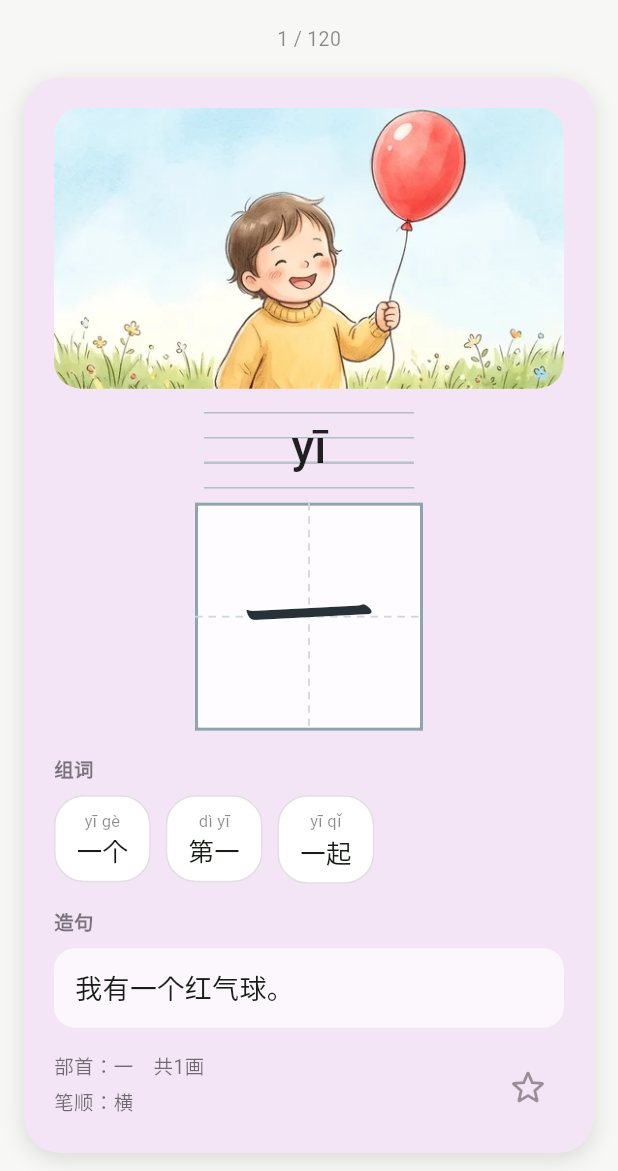
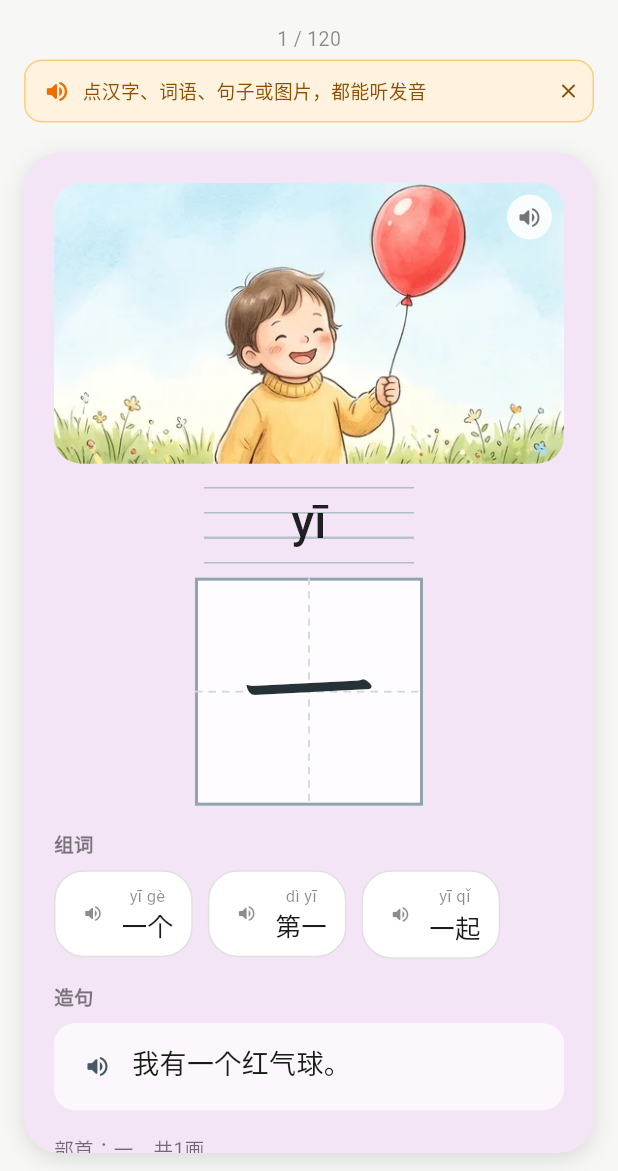
Before and after one commit to manyi100/StudyChineseWord, a Flutter app: the HomeScreen screen opened directly, on a phone screen of 412 x 824 dp, the part 65-1236 px from its top. Run offline on Flutter 3.47's test engine with Material 3 defaults, Android fonts, the phone set to English and light mode, and no system bars; our stand-ins replace flutter_tts, shared_preferences; accounts and stored records are empty.

Commit message:
Add audio affordances and speaking feedback
- Show speaker icons on characters, words, sentences and illustrations
- Animate icons into sound waves while speaking, with estimated-time fallback
- Display a fades-away sentence bubble when tapping an illustration
- Highlight word chips and show a reading label on the active sentence
- Show a one-time hint that every area is tappable for audio

```diff
--- /dev/null
+++ b/lib/widgets/audio_feedback.dart
@@ -0,0 +1,228 @@
+import 'dart:math' as math;
+
+import 'package:flutter/material.dart';
+import '../services/tts_service.dart';
+
+/// 会随朗读状态变化的喇叭图标：
+/// - 空闲时显示普通喇叭；
+/// - 正在朗读对应 [tag] 的内容时，变成 3 根跳动的声波柱；
+/// - 朗读结束（或超时兜底）后自动恢复。
+class SpeakerIcon extends StatelessWidget {
+  final String tag;
+  final double size;
+  final Color color;
+  final Color? backgroundColor;
+
+  const SpeakerIcon({
+    super.key,
+    required this.tag,
+    this.size = 18,
+    this.color = const Color(0xFF455A64),
+    this.backgroundColor,
+  });
+
+  @override
+  Widget build(BuildContext context) {
+    return Semantics(
+      label: '朗读',
+      button: true,
+      child: ValueListenableBuilder<String?>(
+        valueListenable: TtsService.instance.speakingTag,
+        builder: (context, activeTag, _) {
+          final active = activeTag == tag;
+          return AnimatedContainer(
+            duration: const Duration(milliseconds: 180),
+            width: size + 12,
+            height: size + 12,
+            alignment: Alignment.center,
+            decoration: BoxDecoration(
+              color: backgroundColor ?? Colors.transparent,
+              shape: BoxShape.circle,
+            ),
+            child: active
+                ? SoundWave(color: color, size: size)
+                : Icon(Icons.volume_up_rounded, size: size, color: color),
+          );
+        },
+      ),
+    );
+  }
+}
+
+/// 三根上下跳动的声波柱
+class SoundWave extends StatefulWidget {
+  final Color color;
+  final double size;
+
+  const SoundWave({super.key, required this.color, this.size = 18});
+
+  @override
+  State<SoundWave> createState() => _SoundWaveState();
+}
+
+class _SoundWaveState extends State<SoundWave>
+    with SingleTickerProviderStateMixin {
+  late final AnimationController _controller = AnimationController(
+    vsync: this,
+    duration: const Duration(milliseconds: 700),
+  )..repeat();
+
+  @override
+  void dispose() {
+    _controller.dispose();
+    super.dispose();
+  }
+
+  @override
+  Widget build(BuildContext context) {
+    return SizedBox(
+      width: widget.size + 2,
+      height: widget.size + 2,
+      child: AnimatedBuilder(
+        animation: _controller,
+        builder: (context, _) {
+          return Row(
+            mainAxisAlignment: MainAxisAlignment.spaceEvenly,
+            crossAxisAlignment: CrossAxisAlignment.center,
+            children: List.generate(3, (i) {
+              final phase = _controller.value * 2 * math.pi + i * 1.4;
+              final ratio = 0.35 + 0.45 * ((math.sin(phase) + 1) / 2);
+              return Container(
+                width: math.max(2.5, widget.size * 0.16),
+                height: (widget.size + 2) * ratio,
+                decoration: BoxDecoration(
+                  color: widget.color,
+                  borderRadius: BorderRadius.circular(2),
+                ),
+              );
+            }),
+          );
+        },
+      ),
+    );
+  }
+}
+
+/// 固定在图标旁的“朗读中”文字，避免动效不够明显
+class SpeakingLabel extends StatelessWidget {
+  final String tag;
+  final double width;
+
+  const SpeakingLabel({super.key, required this.tag, this.width = 44});
+
+  @override
+  Widget build(BuildContext context) {
+    return ValueListenableBuilder<String?>(
+      valueListenable: TtsService.instance.speakingTag,
+      builder: (context, activeTag, _) {
+        return SizedBox(
+          width: width,
+          child: AnimatedOpacity(
+            duration: const Duration(milliseconds: 180),
+            opacity: activeTag == tag ? 1 : 0,
+            child: const Text(
+              '朗读中',
+              style: TextStyle(
+                fontSize: 11,
+                fontWeight: FontWeight.w600,
+                color: Color(0xFF4CAF50),
+              ),
+            ),
+          ),
+        );
+      },
+    );
+  }
+}
+
+/// 图片上方浮出的句子气泡：朗读时淡入，读完淡出
+class SpeakingBubble extends StatelessWidget {
+  final String tag;
+  final String text;
+
+  const SpeakingBubble({super.key, required this.tag, required this.text});
+
+  @override
+  Widget build(BuildContext context) {
+    return IgnorePointer(
+      child: ValueListenableBuilder<String?>(
+        valueListenable: TtsService.instance.speakingTag,
+        builder: (context, activeTag, _) {
+          return AnimatedOpacity(
+            duration: const Duration(milliseconds: 220),
+            opacity: activeTag == tag ? 1 : 0,
+            child: Container(
+              padding: const EdgeInsets.symmetric(horizontal: 10, vertical: 7),
+              decoration: BoxDecoration(
+                color: Colors.black.withValues(alpha: 0.62),
+                borderRadius: BorderRadius.circular(10),
+              ),
+              child: Row(
+                mainAxisSize: MainAxisSize.min,
+                children: [
+                  const Icon(Icons.volume_up_rounded,
+                      size: 15, color: Colors.white),
+                  const SizedBox(width: 6),
+                  Flexible(
+                    child: Text(
+                      text,
+                      maxLines: 2,
+                      overflow: TextOverflow.ellipsis,
+                      style: const TextStyle(
+                        fontSize: 12.5,
+                        color: Colors.white,
+                        height: 1.3,
+                      ),
+                    ),
+                  ),
+                ],
+              ),
+            ),
+          );
+        },
+      ),
+    );
+  }
+}
+
+/// 首次进入学习页的一次性提示条
+class AudioHintBanner extends StatelessWidget {
+  final VoidCallback onClose;
+
+  const AudioHintBanner({super.key, required this.onClose});
+
+  @override
+  Widget build(BuildContext context) {
+    return Container(
+      margin: const EdgeInsets.fromLTRB(16, 0, 16, 8),
+      padding: const EdgeInsets.fromLTRB(12, 8, 4, 8),
+      decoration: BoxDecoration(
+        color: const Color(0xFFFFF3E0),
+        borderRadius: BorderRadius.circular(12),
+        border: Border.all(color: const Color(0xFFFFCC80)),
+      ),
+      child: Row(
+        children: [
+          const Icon(Icons.volume_up_rounded,
+              size: 18, color: Color(0xFFEF6C00)),
+          const SizedBox(width: 8),
+          const Expanded(
+            child: Text(
+              '点汉字、词语、句子或图片，都能听发音',
+              style: TextStyle(fontSize: 12.5, color: Color(0xFF8D4E00)),
+            ),
+          ),
+          InkResponse(
+            onTap: onClose,
+            radius: 18,
+            child: const Padding(
+              padding: EdgeInsets.all(4),
+              child: Icon(Icons.close_rounded,
+                  size: 16, color: Color(0xFF8D4E00)),
+            ),
+          ),
+        ],
+      ),
+    );
+  }
+}
--- a/lib/widgets/character_card.dart
+++ b/lib/widgets/character_card.dart
@@ -1,6 +1,7 @@
 import 'package:flutter/material.dart';
 import '../models/hanzi_model.dart';
 import '../services/tts_service.dart';
+import 'audio_feedback.dart';
 import 'pinyin_grid_text.dart';
 import 'tian_zi_ge_box.dart';
 
@@ -30,6 +31,18 @@ class CharacterCard extends StatelessWidget {
     ];
     final idx = hanzi.groupId.hashCode.abs() % colors.length;
     return colors[idx];
+  }
+
+  String get _charTag => 'char_${hanzi.id}';
+  String get _imageTag => 'image_${hanzi.id}';
+  String get _sentenceTag => 'sentence_${hanzi.id}';
+  String _wordTag(WordEntry word) => 'word_${hanzi.id}_${word.text}';
+
+  /// 点击图片时朗读的内容：优先整句，其次组词，最后单字
+  String get _imageAudioText {
+    if (hanzi.sentence != null) return hanzi.sentence!.text;
+    if (hanzi.words.isNotEmpty) return hanzi.words.first.text;
+    return hanzi.char;
   }
 
   @override
@@ -71,19 +84,49 @@ class CharacterCard extends StatelessWidget {
             // 配图区：按每张图自己的真实宽高比显示，铺满圆角框，不裁切也不留白。
             // 实测这批插图比例在 1.81~2.0 之间浮动，写死 1.81 会让大部分图上下被
             // 裁掉一点，所以这里先按 1.81 占位，取到真实尺寸后自动校正。
-            // 注意不要在外层加 alignment：一旦给了对齐方式，子组件会按图片自身
-            // 尺寸居中，左右两侧就会露出底色，看起来像一条白边。
-            ClipRRect(
+            // 点击图片会朗读例句（插图本来就是按例句生成的），并浮出句子气泡。
+            GestureDetector(
+              onTap: () => TtsService.instance
+                  .speak(_imageAudioText, tag: _imageTag),
+              child: ClipRRect(
                 borderRadius: BorderRadius.circular(18),
-              child: hanzi.imageAsset != null
-                  ? _HanziImage(asset: hanzi.imageAsset!)
-                  : Container(
+                child: Stack(
+                  children: [
+                    if (hanzi.imageAsset != null)
+                      _HanziImage(asset: hanzi.imageAsset!)
+                    else
+                      Container(
                         color: Colors.white.withOpacity(0.6),
                         alignment: Alignment.center,
                         child: AspectRatio(
                           aspectRatio: 1.81,
                           child: const Icon(Icons.image_outlined,
                               size: 52, color: Colors.black26),
+                        ),
+                      ),
+                    Positioned(
+                      top: 8,
+                      right: 8,
+                      child: SpeakerIcon(
+                        tag: _imageTag,
+                        size: 18,
+                        color: Colors.black54,
+                        backgroundColor: Colors.white.withValues(alpha: 0.88),
+                      ),
+                    ),
+                    Positioned(
+                      left: 8,
+                      right: 8,
+                      bottom: 8,
+                      child: Align(
+                        alignment: Alignment.bottomLeft,
+                        child: SpeakingBubble(
+                          tag: _imageTag,
+                          text: _imageAudioText,
+                        ),
+                      ),
+                    ),
+                  ],
                 ),
               ),
             ),
@@ -93,7 +136,8 @@ class CharacterCard extends StatelessWidget {
             Column(
               children: [
                 GestureDetector(
-                  onTap: () => TtsService.instance.speak(hanzi.char),
+                  onTap: () => TtsService.instance
+                      .speak(hanzi.char, tag: _charTag),
                   child: PinyinGridText(
                     pinyin: hanzi.pinyin,
                     width: 140,
@@ -105,7 +149,9 @@ class CharacterCard extends StatelessWidget {
                   char: hanzi.char,
                   size: 152,
                   strokeOrderNames: hanzi.strokeOrderNames,
-                  onSpeak: () => TtsService.instance.speak(hanzi.char),
+                  audioTag: _charTag,
+                  onSpeak: () => TtsService.instance
+                      .speak(hanzi.char, tag: _charTag),
                 ),
               ],
             ),
@@ -121,7 +167,9 @@ class CharacterCard extends StatelessWidget {
                 children: hanzi.words.map((w) {
                   return _WordChip(
                     word: w,
-                    onTap: () => TtsService.instance.speak(w.text),
+                    tag: _wordTag(w),
+                    onTap: () => TtsService.instance
+                        .speak(w.text, tag: _wordTag(w)),
                   );
                 }).toList(),
               ),
@@ -133,7 +181,8 @@ class CharacterCard extends StatelessWidget {
               const _SectionLabel(label: '造句'),
               const SizedBox(height: 8),
               GestureDetector(
-                onTap: () => TtsService.instance.speak(hanzi.sentence!.text),
+                onTap: () => TtsService.instance
+                    .speak(hanzi.sentence!.text, tag: _sentenceTag),
                 child: Container(
                   width: double.infinity,
                   padding: const EdgeInsets.all(14),
@@ -141,9 +190,23 @@ class CharacterCard extends StatelessWidget {
                     color: Colors.white.withOpacity(0.7),
                     borderRadius: BorderRadius.circular(14),
                   ),
+                  child: Row(
+                    crossAxisAlignment: CrossAxisAlignment.start,
+                    children: [
+                      SpeakerIcon(
+                        tag: _sentenceTag,
+                        size: 18,
+                        color: const Color(0xFF455A64),
+                      ),
+                      const SizedBox(width: 8),
+                      Expanded(
                         child: Text(
                           hanzi.sentence!.text,
                           style: const TextStyle(fontSize: 18, height: 1.4),
+                        ),
+                      ),
+                      SpeakingLabel(tag: _sentenceTag),
+                    ],
                   ),
                 ),
               ),
@@ -208,28 +271,59 @@ class _SectionLabel extends StatelessWidget {
 
 class _WordChip extends StatelessWidget {
   final WordEntry word;
+  final String tag;
   final VoidCallback onTap;
 
-  const _WordChip({required this.word, required this.onTap});
+  const _WordChip({
+    required this.word,
+    required this.tag,
+    required this.onTap,
+  });
 
   @override
   Widget build(BuildContext context) {
     return GestureDetector(
       onTap: onTap,
-      child: Container(
-        padding: const EdgeInsets.symmetric(horizontal: 14, vertical: 8),
+      child: ValueListenableBuilder<String?>(
+        valueListenable: TtsService.instance.speakingTag,
+        builder: (context, activeTag, _) {
+          final active = activeTag == tag;
+          return AnimatedContainer(
+            duration: const Duration(milliseconds: 180),
+            padding: const EdgeInsets.symmetric(horizontal: 12, vertical: 8),
             decoration: BoxDecoration(
-          color: Colors.white,
+              color: active ? const Color(0xFFF1F8E9) : Colors.white,
               borderRadius: BorderRadius.circular(20),
-          border: Border.all(color: Colors.black12),
+              border: Border.all(
+                color: active ? const Color(0xFF7CB342) : Colors.black12,
+                width: active ? 1.6 : 1,
               ),
-        child: Column(
+            ),
+            child: Row(
+              mainAxisSize: MainAxisSize.min,
               children: [
-            Text(word.pinyin,
-                style: const TextStyle(fontSize: 11, color: Colors.black45)),
+                SpeakerIcon(
+                  tag: tag,
+                  size: 14,
+                  color: active
+                      ? const Color(0xFF558B2F)
+                      : Colors.black45,
+                ),
+                const SizedBox(width: 6),
+                Column(
+                  children: [
+                    Text(
+                      word.pinyin,
+                      style: const TextStyle(
+                          fontSize: 11, color: Colors.black45),
+                    ),
                     Text(word.text, style: const TextStyle(fontSize: 17)),
                   ],
                 ),
+              ],
+            ),
+          );
+        },
       ),
     );
   }
--- a/lib/widgets/tian_zi_ge_box.dart
+++ b/lib/widgets/tian_zi_ge_box.dart
@@ -2,6 +2,7 @@ import 'dart:math' as math;
 import 'package:flutter/gestures.dart';
 import 'package:flutter/material.dart';
 import '../services/stroke_repository.dart';
+import 'audio_feedback.dart';
 
 enum _StrokeMode {
   demo, // 自动笔顺演示
@@ -23,6 +24,9 @@ class TianZiGeBox extends StatefulWidget {
   final VoidCallback? onSpeak;
   final bool showControls;
 
+  /// 朗读动效使用的唯一标识（一般由卡片传入 `char_<汉字ID>`）
+  final String? audioTag;
+
   const TianZiGeBox({
     super.key,
     required this.char,
@@ -33,6 +37,7 @@ class TianZiGeBox extends StatefulWidget {
     this.strokeOrderNames = const [],
     this.onSpeak,
     this.showControls = true,
+    this.audioTag,
   });
 
   @override
@@ -497,6 +502,22 @@ class _TianZiGeBoxState extends State<TianZiGeBox>
         Row(
           mainAxisSize: MainAxisSize.min,
           children: [
+            Material(
+              color: Colors.white.withValues(alpha: 0.85),
+              shape: const CircleBorder(),
+              child: InkWell(
+                customBorder: const CircleBorder(),
+                onTap: widget.onSpeak,
+                child: Padding(
+                  padding: const EdgeInsets.all(4),
+                  child: SpeakerIcon(
+                    tag: widget.audioTag ?? 'char_${widget.char}',
+                    size: 18,
+                  ),
+                ),
+              ),
+            ),
+            const SizedBox(width: 10),
             _ModeButton(
               icon: Icons.play_circle_outline_rounded,
               label: '笔顺演示',
```
Also changed, not shown: lib/screens/home_screen.dart (+24 -0 lines), lib/services/storage_service.dart (+12 -0 lines), lib/services/tts_service.dart (+56 -4 lines), 1 other file. Lines whose indentation alone changed are shown as unchanged.
